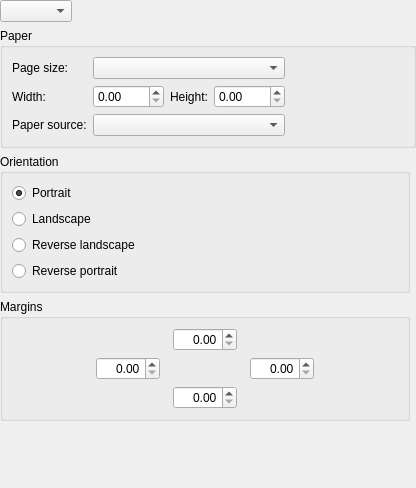
Old version of the form src/printsupport/dialogs/qpagesetupwidget.ui in the repository dmgerman/qtbase-token.
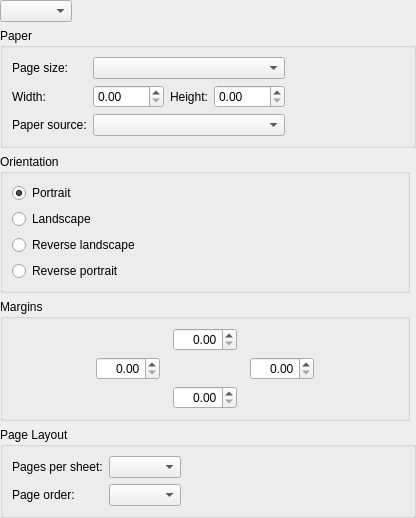
New version of the form.

Commit message: Expose more CUPS options via the 'Properties' dialog

```diff
--- a/src/printsupport/dialogs/qpagesetupwidget.ui
+++ b/src/printsupport/dialogs/qpagesetupwidget.ui
@@ -6,7 +6,7 @@
     <x>0</x>
     <y>0</y>
     <width>416</width>
-    <height>488</height>
+    <height>515</height>
    </rect>
   </property>
   <property name="windowTitle" >
@@ -333,15 +333,57 @@
      </layout>
     </widget>
    </item>
-   <item row="4" column="0" >
-    <spacer name="verticalSpacer" >
-     <property name="orientation" >
+   <item row="5" column="0" colspan="2">
+    <widget class="QGroupBox" name="pagesPerSheetButtonGroup">
+     <property name="title">
+      <string>Page Layout</string>
+     </property>
+     <layout class="QGridLayout" name="gridLayout_4">
+      <item row="0" column="1">
+       <widget class="QComboBox" name="pagesPerSheetCombo"/>
+      </item>
+      <item row="0" column="2">
+       <spacer name="horizontalSpacer_6">
+        <property name="orientation">
+         <enum>Qt::Horizontal</enum>
+        </property>
+        <property name="sizeHint" stdset="0">
+         <size>
+          <width>40</width>
+          <height>20</height>
+         </size>
+        </property>
+       </spacer>
+      </item>
+      <item row="1" column="0">
+       <widget class="QLabel" name="label">
+        <property name="text">
+         <string>Page order:</string>
+        </property>
+       </widget>
+      </item>
+      <item row="1" column="1">
+       <widget class="QComboBox" name="pagesPerSheetLayoutCombo"/>
+      </item>
+      <item row="0" column="0">
+       <widget class="QLabel" name="label_2">
+        <property name="text">
+         <string>Pages per sheet:</string>
+        </property>
+       </widget>
+      </item>
+     </layout>
+    </widget>
+   </item>
+   <item row="6" column="0">
+    <spacer name="verticalSpacer">
+     <property name="orientation">
       <enum>Qt::Vertical</enum>
      </property>
      <property name="sizeHint" stdset="0" >
       <size>
        <width>20</width>
-       <height>0</height>
+       <height>40</height>
       </size>
      </property>
     </spacer>
```
Left out of the diff: 117 changed lines with no effect on the pictures. The commit also changes 5 other files.
